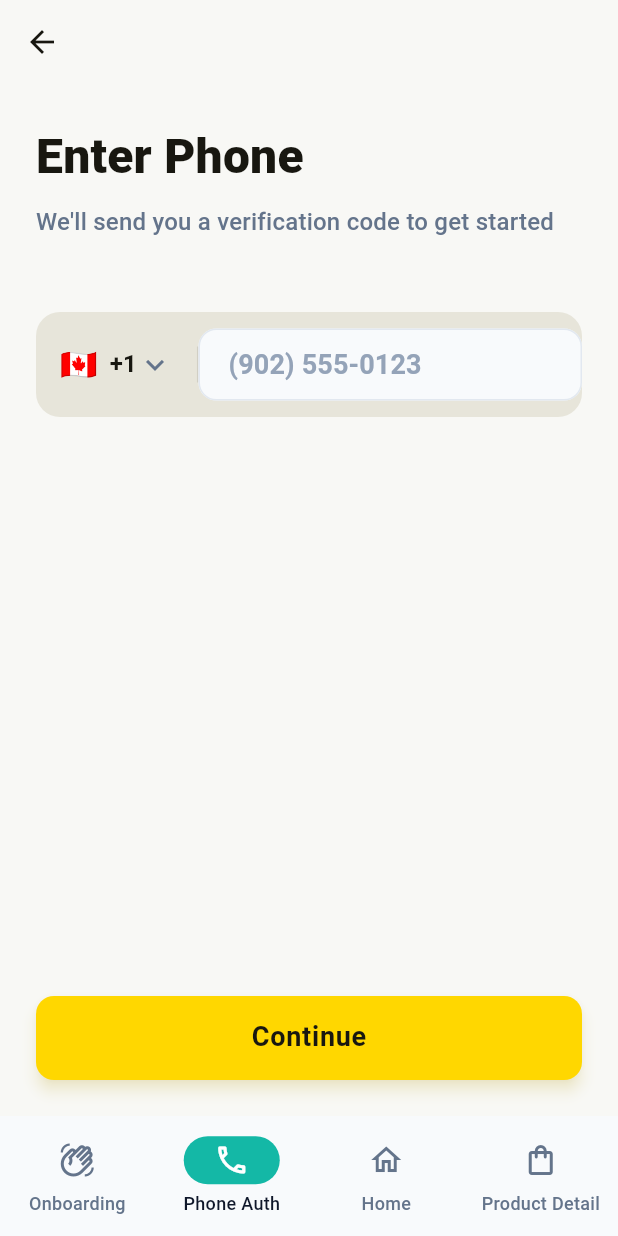
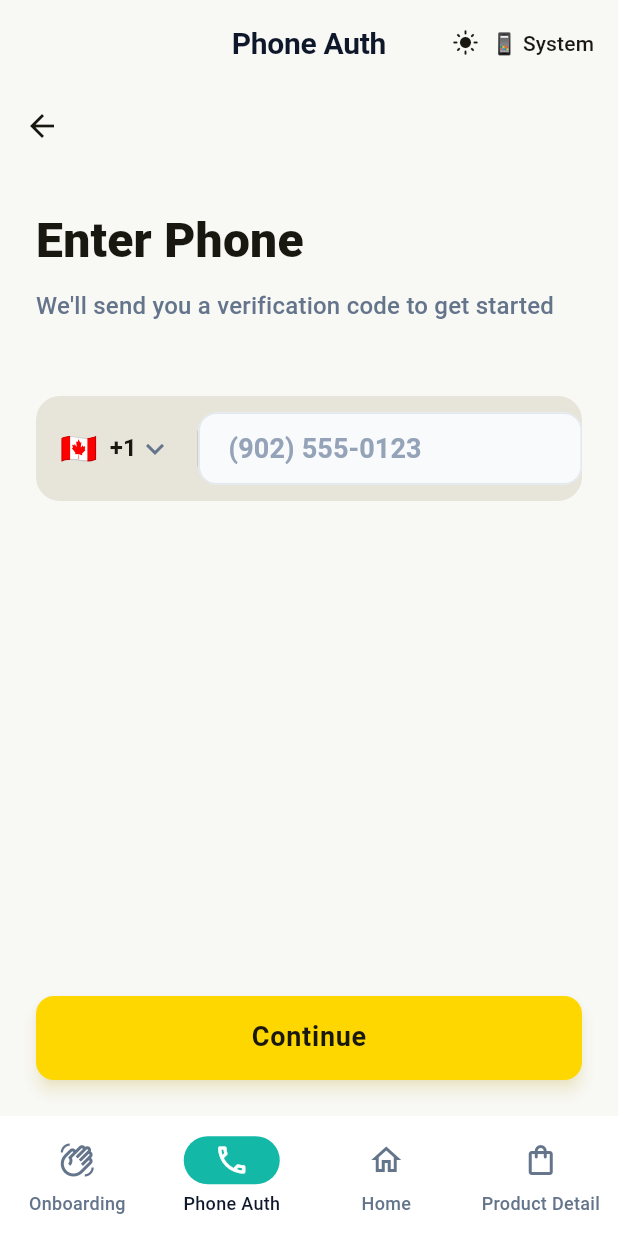
Before and after one commit to Amro-Elsal/biddt_project, a Flutter app: the screen it shows after launch, item 2 of the bottom bar chosen, on a phone screen of 412 x 824 dp. Run offline on Flutter 3.47's test engine with Material 3 defaults, Android fonts, the phone set to English and light mode, and no system bars; our stand-ins replace equatable, flutter_animate, flutter_riverpod; network calls fail.

Commit message:
feat: Add theme toggle for light/dark mode testing
- Add theme mode provider with Riverpod
- Add theme toggle button in app bar
- Support System/Light/Dark modes
- Update system UI overlay based on theme
- All tests passing

```diff
--- a/src/mobile_flutter/lib/main.dart
+++ b/src/mobile_flutter/lib/main.dart
@@ -6,6 +6,9 @@ import 'presentation/pages/onboarding/onboarding_screen.dart';
 import 'presentation/pages/auth/phone_auth_screen.dart';
 import 'presentation/pages/home/home_screen.dart';
 import 'presentation/pages/product/product_detail_screen.dart';
+
+// Theme mode provider
+final themeModeProvider = StateProvider<ThemeMode>((ref) => ThemeMode.system);
 
 void main() {
   WidgetsFlutterBinding.ensureInitialized();
@@ -16,15 +19,6 @@ void main() {
     DeviceOrientation.portraitDown,
   ]);
 
-  // Set system UI overlay style
-  SystemChrome.setSystemUIOverlayStyle(
-    const SystemUiOverlayStyle(
-      statusBarColor: Colors.transparent,
-      statusBarIconBrightness: Brightness.light,
-      statusBarBrightness: Brightness.dark,
-    ),
-  );
-
   runApp(
     const ProviderScope(
       child: BiddtApp(),
@@ -33,31 +27,48 @@ void main() {
 }
 
 /// Main app widget with theme support
-class BiddtApp extends StatelessWidget {
+class BiddtApp extends ConsumerWidget {
   const BiddtApp({super.key});
 
   @override
-  Widget build(BuildContext context) {
+  Widget build(BuildContext context, WidgetRef ref) {
+    final themeMode = ref.watch(themeModeProvider);
+
+    // Update system UI based on theme
+    final isDark = themeMode == ThemeMode.dark ||
+        (themeMode == ThemeMode.system &&
+            MediaQuery.platformBrightnessOf(context) == Brightness.dark);
+
+    SystemChrome.setSystemUIOverlayStyle(
+      SystemUiOverlayStyle(
+        statusBarColor: Colors.transparent,
+        statusBarIconBrightness: isDark ? Brightness.light : Brightness.dark,
+        statusBarBrightness: isDark ? Brightness.dark : Brightness.light,
+        systemNavigationBarColor: isDark ? const Color(0xFF0A0E27) : Colors.white,
+        systemNavigationBarIconBrightness: isDark ? Brightness.light : Brightness.dark,
+      ),
+    );
+
     return MaterialApp(
       title: 'Biddt',
       debugShowCheckedModeBanner: false,
       theme: AppTheme.lightTheme,
       darkTheme: AppTheme.darkTheme,
-      themeMode: ThemeMode.system,
+      themeMode: themeMode,
       home: const MainNavigationScreen(),
     );
   }
 }
 
 /// Temporary navigation screen to demo all screens
-class MainNavigationScreen extends StatefulWidget {
+class MainNavigationScreen extends ConsumerStatefulWidget {
   const MainNavigationScreen({super.key});
 
   @override
-  State<MainNavigationScreen> createState() => _MainNavigationScreenState();
+  ConsumerState<MainNavigationScreen> createState() => _MainNavigationScreenState();
 }
 
-class _MainNavigationScreenState extends State<MainNavigationScreen> {
+class _MainNavigationScreenState extends ConsumerState<MainNavigationScreen> {
   int _currentIndex = 0;
 
   final List<Widget> _screens = const [
@@ -74,13 +85,67 @@ class _MainNavigationScreenState extends State<MainNavigationScreen> {
     'Product Detail',
   ];
 
+  void _toggleTheme() {
+    final currentMode = ref.read(themeModeProvider);
+    ThemeMode newMode;
+    switch (currentMode) {
+      case ThemeMode.light:
+        newMode = ThemeMode.dark;
+        break;
+      case ThemeMode.dark:
+        newMode = ThemeMode.system;
+        break;
+      case ThemeMode.system:
+        newMode = ThemeMode.light;
+        break;
+    }
+    ref.read(themeModeProvider.notifier).state = newMode;
+  }
+
+  String _getThemeLabel(ThemeMode mode) {
+    switch (mode) {
+      case ThemeMode.light:
+        return '☀️ Light';
+      case ThemeMode.dark:
+        return '🌙 Dark';
+      case ThemeMode.system:
+        return '📱 System';
+    }
+  }
+
   @override
   Widget build(BuildContext context) {
+    final themeMode = ref.watch(themeModeProvider);
+    final isDark = Theme.of(context).brightness == Brightness.dark;
+
     return Scaffold(
+      appBar: AppBar(
+        title: Text(_titles[_currentIndex]),
+        backgroundColor: isDark ? const Color(0xFF0A0E27) : const Color(0xFFF8F8F5),
+        foregroundColor: isDark ? Colors.white : const Color(0xFF181710),
+        elevation: 0,
+        actions: [
+          // Theme toggle button
+          TextButton.icon(
+            onPressed: _toggleTheme,
+            icon: Icon(
+              themeMode == ThemeMode.dark ? Icons.dark_mode : Icons.light_mode,
+              color: isDark ? Colors.white : const Color(0xFF181710),
+            ),
+            label: Text(
+              _getThemeLabel(themeMode),
+              style: TextStyle(
+                color: isDark ? Colors.white : const Color(0xFF181710),
+              ),
+            ),
+          ),
+        ],
+      ),
       body: _screens[_currentIndex],
       bottomNavigationBar: NavigationBar(
         selectedIndex: _currentIndex,
         onDestinationSelected: (index) => setState(() => _currentIndex = index),
+        backgroundColor: isDark ? const Color(0xFF1E293B) : Colors.white,
         destinations: [
           NavigationDestination(
             icon: const Icon(Icons.waving_hand_outlined),
```
